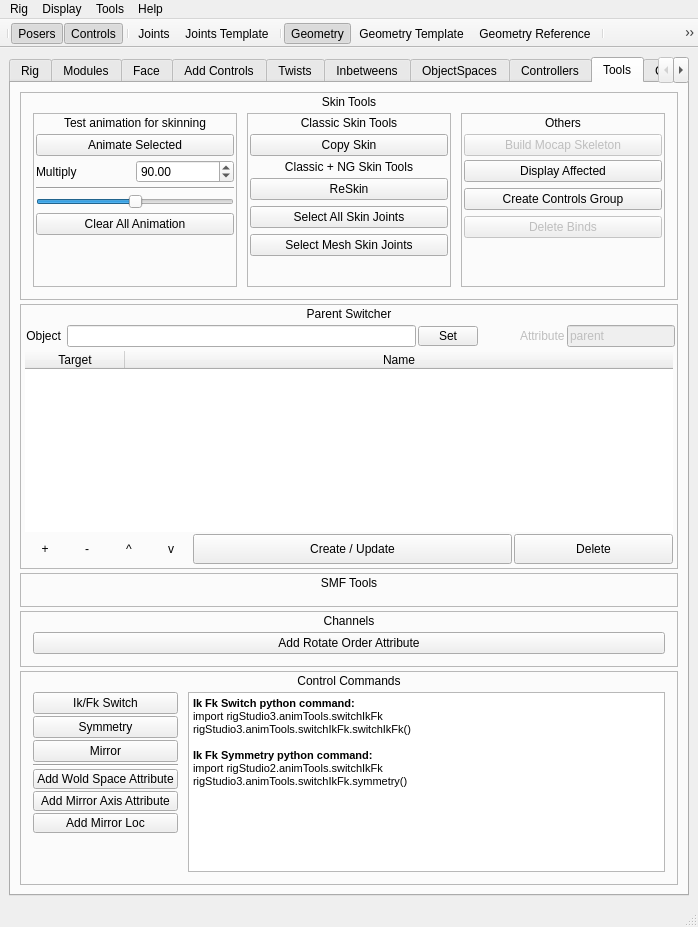
The window that ui/designer/mainWindow.ui (PavelCrow/RigStudio3) describes before a commit, drawn with Qt 5.
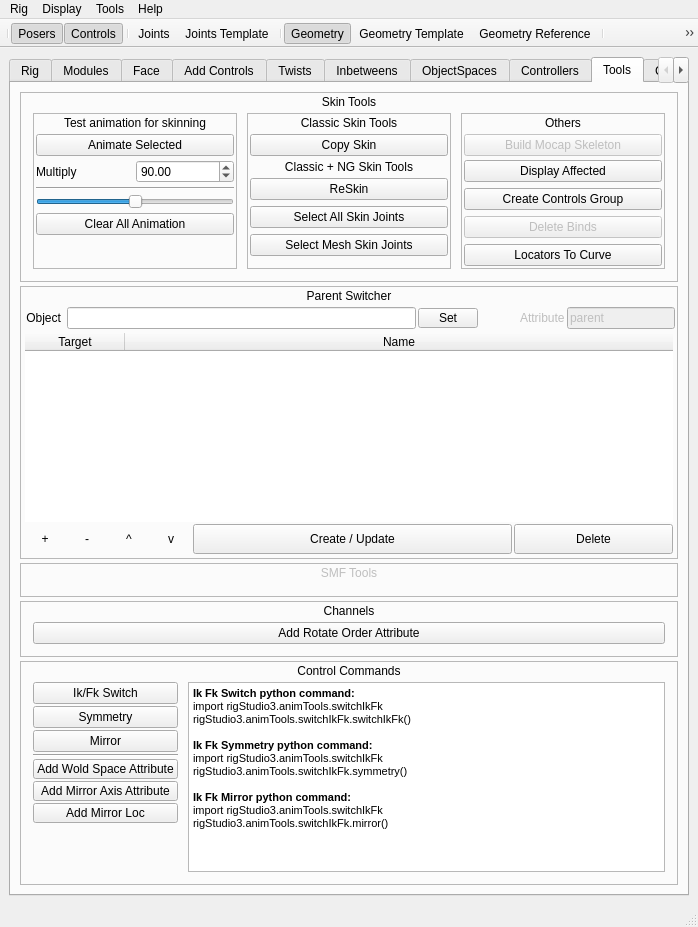
The same window after the commit. The open tabs and pages were chosen to show the change.

Patch:
```diff
--- a/ui/designer/mainWindow.ui
+++ b/ui/designer/mainWindow.ui
@@ -7448,7 +7448,7 @@
                      <property name="sizeHint" stdset="0">
                       <size>
                        <width>20</width>
-                       <height>40</height>
+                       <height>0</height>
                       </size>
                      </property>
                     </spacer>
@@ -7565,7 +7565,7 @@
                           <property name="sizeHint" stdset="0">
                            <size>
                             <width>20</width>
-                            <height>40</height>
+                            <height>0</height>
                            </size>
                           </property>
                          </spacer>
@@ -7691,6 +7691,22 @@
                         </property>
                        </widget>
                       </item>
+                      <item>
+                       <widget class="QPushButton" name="locsToCurve_btn">
+                        <property name="enabled">
+                         <bool>true</bool>
+                        </property>
+                        <property name="minimumSize">
+                         <size>
+                          <width>0</width>
+                          <height>0</height>
+                         </size>
+                        </property>
+                        <property name="text">
+                         <string>Locators To Curve</string>
+                        </property>
+                       </widget>
+                      </item>
                       <item>
                        <spacer name="verticalSpacer_14">
                         <property name="orientation">
@@ -7699,7 +7715,7 @@
                         <property name="sizeHint" stdset="0">
                          <size>
                           <width>20</width>
-                          <height>40</height>
+                          <height>0</height>
                          </size>
                         </property>
                        </spacer>
@@ -8115,6 +8131,9 @@
            </property>
            <item>
             <widget class="QLabel" name="smf_label">
+             <property name="enabled">
+              <bool>false</bool>
+             </property>
              <property name="text">
               <string>SMF Tools</string>
              </property>
@@ -8466,8 +8485,12 @@
 &lt;p style=&quot; margin-top:0px; margin-bottom:0px; margin-left:0px; margin-right:0px; -qt-block-indent:0; text-indent:0px;&quot;&gt;&lt;span style=&quot; font-size:8pt;&quot;&gt;rigStudio3.animTools.switchIkFk.switchIkFk()&lt;/span&gt;&lt;/p&gt;
 &lt;p style=&quot;-qt-paragraph-type:empty; margin-top:0px; margin-bottom:0px; margin-left:0px; margin-right:0px; -qt-block-indent:0; text-indent:0px; font-size:8pt;&quot;&gt;&lt;br /&gt;&lt;/p&gt;
 &lt;p style=&quot; margin-top:0px; margin-bottom:0px; margin-left:0px; margin-right:0px; -qt-block-indent:0; text-indent:0px;&quot;&gt;&lt;span style=&quot; font-weight:600;&quot;&gt;Ik Fk S&lt;/span&gt;&lt;span style=&quot; font-size:8pt; font-weight:600;&quot;&gt;ymmetry&lt;/span&gt;&lt;span style=&quot; font-weight:600;&quot;&gt; python command:&lt;/span&gt;&lt;/p&gt;
-&lt;p style=&quot; margin-top:0px; margin-bottom:0px; margin-left:0px; margin-right:0px; -qt-block-indent:0; text-indent:0px;&quot;&gt;&lt;span style=&quot; font-size:8pt;&quot;&gt;import rigStudio2.animTools.switchIkFk&lt;/span&gt;&lt;/p&gt;
-&lt;p style=&quot; margin-top:0px; margin-bottom:0px; margin-left:0px; margin-right:0px; -qt-block-indent:0; text-indent:0px;&quot;&gt;&lt;span style=&quot; font-size:8pt;&quot;&gt;rigStudio3.animTools.switchIkFk.symmetry()&lt;/span&gt;&lt;/p&gt;&lt;/body&gt;&lt;/html&gt;</string>
+&lt;p style=&quot; margin-top:0px; margin-bottom:0px; margin-left:0px; margin-right:0px; -qt-block-indent:0; text-indent:0px;&quot;&gt;&lt;span style=&quot; font-size:8pt;&quot;&gt;import rigStudio3.animTools.switchIkFk&lt;/span&gt;&lt;/p&gt;
+&lt;p style=&quot; margin-top:0px; margin-bottom:0px; margin-left:0px; margin-right:0px; -qt-block-indent:0; text-indent:0px;&quot;&gt;&lt;span style=&quot; font-size:8pt;&quot;&gt;rigStudio3.animTools.switchIkFk.symmetry()&lt;/span&gt;&lt;/p&gt;
+&lt;p style=&quot;-qt-paragraph-type:empty; margin-top:0px; margin-bottom:0px; margin-left:0px; margin-right:0px; -qt-block-indent:0; text-indent:0px; font-size:8pt;&quot;&gt;&lt;br /&gt;&lt;/p&gt;
+&lt;p style=&quot; margin-top:0px; margin-bottom:0px; margin-left:0px; margin-right:0px; -qt-block-indent:0; text-indent:0px;&quot;&gt;&lt;span style=&quot; font-weight:600;&quot;&gt;Ik Fk &lt;/span&gt;&lt;span style=&quot; font-size:8pt; font-weight:600;&quot;&gt;Mirror&lt;/span&gt;&lt;span style=&quot; font-weight:600;&quot;&gt; python command:&lt;/span&gt;&lt;/p&gt;
+&lt;p style=&quot; margin-top:0px; margin-bottom:0px; margin-left:0px; margin-right:0px; -qt-block-indent:0; text-indent:0px;&quot;&gt;&lt;span style=&quot; font-size:8pt;&quot;&gt;import rigStudio3.animTools.switchIkFk&lt;/span&gt;&lt;/p&gt;
+&lt;p style=&quot; margin-top:0px; margin-bottom:0px; margin-left:0px; margin-right:0px; -qt-block-indent:0; text-indent:0px;&quot;&gt;&lt;span style=&quot; font-size:8pt;&quot;&gt;rigStudio3.animTools.switchIkFk.mirror()&lt;/span&gt;&lt;/p&gt;&lt;/body&gt;&lt;/html&gt;</string>
                   </property>
                  </widget>
                 </item>
```
Left out of the diff: 4 changed lines with no effect on the pictures.
